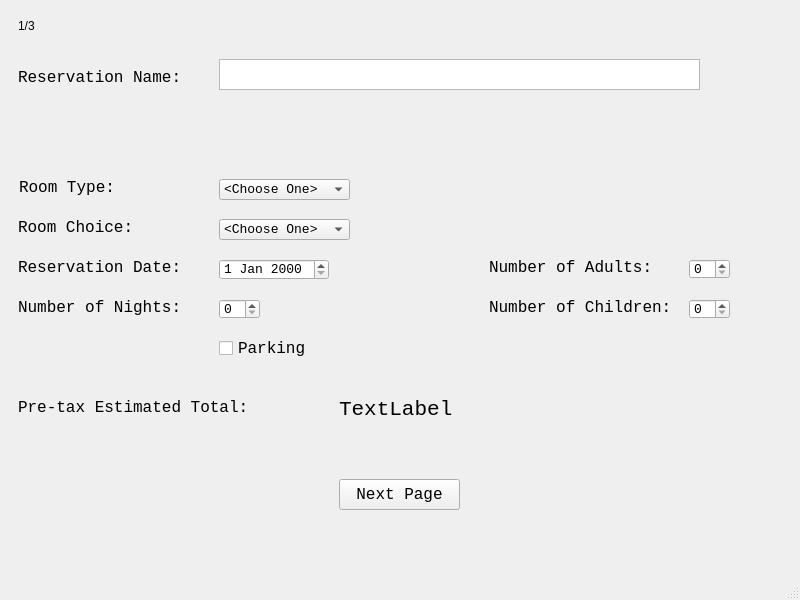
The window that mainwindow.ui (blakefuller/ResortReservation) describes before a commit, drawn with Qt 5.
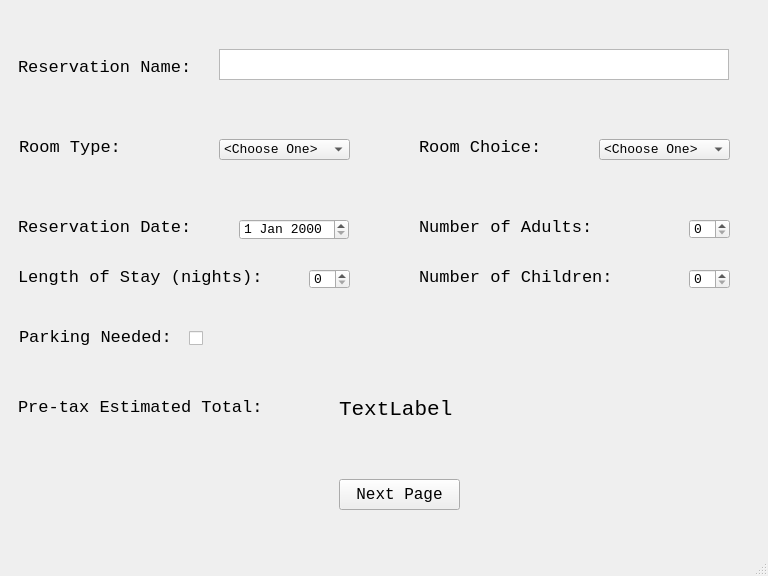
The same window after the commit. The open tabs and pages were chosen to show the change.

What changed in the file:
```diff
--- a/mainwindow.ui
+++ b/mainwindow.ui
@@ -6,8 +6,8 @@
    <rect>
     <x>0</x>
     <y>0</y>
-    <width>800</width>
-    <height>600</height>
+    <width>768</width>
+    <height>576</height>
    </rect>
   </property>
   <property name="windowTitle">
@@ -21,24 +21,11 @@
        <number>2</number>
       </property>
       <widget class="QWidget" name="page1">
-       <widget class="QLabel" name="label_4">
-        <property name="geometry">
-         <rect>
-          <x>9</x>
-          <y>9</y>
-          <width>17</width>
-          <height>16</height>
-         </rect>
-        </property>
-        <property name="text">
-         <string>1/3</string>
-        </property>
-       </widget>
        <widget class="QLabel" name="label">
         <property name="geometry">
          <rect>
           <x>9</x>
-          <y>60</y>
+          <y>50</y>
           <width>174</width>
           <height>16</height>
          </rect>
@@ -46,7 +33,7 @@
         <property name="font">
          <font>
           <family>Lucida Console</family>
-          <pointsize>12</pointsize>
+          <pointsize>13</pointsize>
          </font>
         </property>
         <property name="text">
@@ -57,15 +44,15 @@
         <property name="geometry">
          <rect>
           <x>10</x>
-          <y>170</y>
-          <width>97</width>
+          <y>130</y>
+          <width>111</width>
           <height>16</height>
          </rect>
         </property>
         <property name="font">
          <font>
           <family>Lucida Console</family>
-          <pointsize>12</pointsize>
+          <pointsize>13</pointsize>
          </font>
         </property>
         <property name="text">
@@ -75,16 +62,16 @@
        <widget class="QLabel" name="label_6">
         <property name="geometry">
          <rect>
-          <x>9</x>
-          <y>210</y>
-          <width>116</width>
+          <x>410</x>
+          <y>130</y>
+          <width>131</width>
           <height>16</height>
          </rect>
         </property>
         <property name="font">
          <font>
           <family>Lucida Console</family>
-          <pointsize>12</pointsize>
+          <pointsize>13</pointsize>
          </font>
         </property>
         <property name="text">
@@ -95,15 +82,15 @@
         <property name="geometry">
          <rect>
           <x>9</x>
-          <y>250</y>
-          <width>164</width>
+          <y>210</y>
+          <width>181</width>
           <height>16</height>
          </rect>
         </property>
         <property name="font">
          <font>
           <family>Lucida Console</family>
-          <pointsize>12</pointsize>
+          <pointsize>13</pointsize>
          </font>
         </property>
         <property name="text">
@@ -114,34 +101,34 @@
         <property name="geometry">
          <rect>
           <x>9</x>
-          <y>290</y>
-          <width>232</width>
+          <y>260</y>
+          <width>251</width>
           <height>16</height>
          </rect>
         </property>
         <property name="font">
          <font>
           <family>Lucida Console</family>
-          <pointsize>12</pointsize>
+          <pointsize>13</pointsize>
          </font>
         </property>
         <property name="text">
-         <string>Number of Nights:</string>
+         <string>Length of Stay (nights):</string>
         </property>
        </widget>
        <widget class="QLabel" name="label_9">
         <property name="geometry">
          <rect>
-          <x>480</x>
-          <y>250</y>
-          <width>164</width>
+          <x>410</x>
+          <y>210</y>
+          <width>181</width>
           <height>16</height>
          </rect>
         </property>
         <property name="font">
          <font>
           <family>Lucida Console</family>
-          <pointsize>12</pointsize>
+          <pointsize>13</pointsize>
          </font>
         </property>
         <property name="text">
@@ -151,16 +138,16 @@
        <widget class="QLabel" name="label_10">
         <property name="geometry">
          <rect>
-          <x>480</x>
-          <y>290</y>
-          <width>184</width>
+          <x>410</x>
+          <y>260</y>
+          <width>201</width>
           <height>16</height>
          </rect>
         </property>
         <property name="font">
          <font>
           <family>Lucida Console</family>
-          <pointsize>12</pointsize>
+          <pointsize>13</pointsize>
          </font>
         </property>
         <property name="text">
@@ -172,14 +159,14 @@
          <rect>
           <x>9</x>
           <y>390</y>
-          <width>232</width>
+          <width>261</width>
           <height>16</height>
          </rect>
         </property>
         <property name="font">
          <font>
           <family>Lucida Console</family>
-          <pointsize>12</pointsize>
+          <pointsize>13</pointsize>
          </font>
         </property>
         <property name="text">
@@ -190,8 +177,8 @@
         <property name="geometry">
          <rect>
           <x>210</x>
-          <y>50</y>
-          <width>481</width>
+          <y>40</y>
+          <width>510</width>
           <height>31</height>
          </rect>
         </property>
@@ -205,8 +192,8 @@
        <widget class="QComboBox" name="roomSize">
         <property name="geometry">
          <rect>
-          <x>210</x>
-          <y>210</y>
+          <x>590</x>
+          <y>130</y>
           <width>131</width>
           <height>21</height>
          </rect>
@@ -237,7 +224,7 @@
         <property name="geometry">
          <rect>
           <x>210</x>
-          <y>170</y>
+          <y>130</y>
           <width>131</width>
           <height>21</height>
          </rect>
@@ -267,8 +254,8 @@
        <widget class="QDateEdit" name="resDate">
         <property name="geometry">
          <rect>
-          <x>210</x>
-          <y>250</y>
+          <x>230</x>
+          <y>210</y>
           <width>110</width>
           <height>21</height>
          </rect>
@@ -284,7 +271,7 @@
         <property name="geometry">
          <rect>
           <x>680</x>
-          <y>290</y>
+          <y>260</y>
           <width>41</width>
           <height>20</height>
          </rect>
@@ -300,7 +287,7 @@
         <property name="geometry">
          <rect>
           <x>680</x>
-          <y>250</y>
+          <y>210</y>
           <width>41</width>
           <height>20</height>
          </rect>
@@ -315,8 +302,8 @@
        <widget class="QSpinBox" name="numChild">
         <property name="geometry">
          <rect>
-          <x>210</x>
-          <y>290</y>
+          <x>300</x>
+          <y>260</y>
           <width>41</width>
           <height>20</height>
          </rect>
@@ -331,8 +318,8 @@
        <widget class="QCheckBox" name="parking">
         <property name="geometry">
          <rect>
-          <x>210</x>
-          <y>330</y>
+          <x>180</x>
+          <y>320</y>
           <width>141</width>
           <height>18</height>
          </rect>
@@ -340,11 +327,11 @@
         <property name="font">
          <font>
           <family>Lucida Console</family>
-          <pointsize>12</pointsize>
+          <pointsize>13</pointsize>
          </font>
         </property>
         <property name="text">
-         <string>Parking</string>
+         <string/>
         </property>
        </widget>
        <widget class="QLabel" name="totCost">
@@ -352,7 +339,7 @@
          <rect>
           <x>330</x>
           <y>390</y>
-          <width>114</width>
+          <width>121</width>
           <height>21</height>
          </rect>
         </property>
@@ -385,6 +372,25 @@
          <string>Next Page</string>
         </property>
        </widget>
+       <widget class="QLabel" name="label_11">
+        <property name="geometry">
+         <rect>
+          <x>10</x>
+          <y>320</y>
+          <width>171</width>
+          <height>16</height>
+         </rect>
+        </property>
+        <property name="font">
+         <font>
+          <family>Lucida Console</family>
+          <pointsize>13</pointsize>
+         </font>
+        </property>
+        <property name="text">
+         <string>Parking Needed:</string>
+        </property>
+       </widget>
       </widget>
       <widget class="QWidget" name="page_2">
        <widget class="QLabel" name="label_2">
```
Left out of the diff: 30 changed lines with no effect on the pictures.
